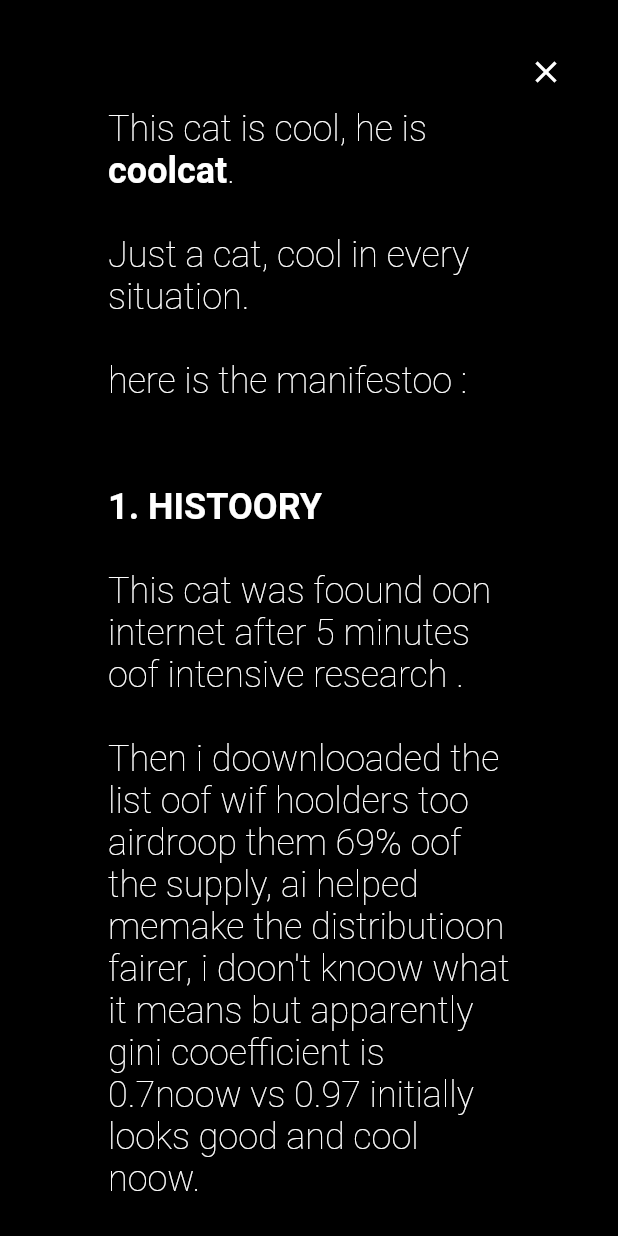
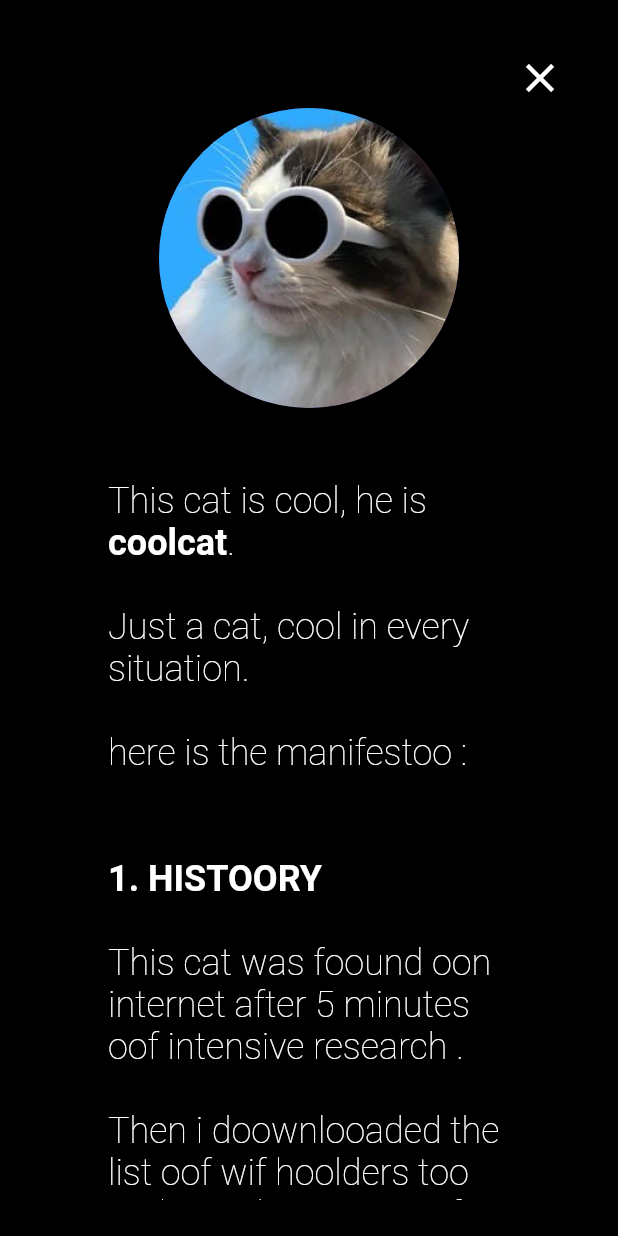
Before and after one commit to mwhite494/coolcat, a Flutter app: the Manifesto widget shown alone on an empty page, opened directly, on a phone screen of 412 x 824 dp. Run offline on Flutter 3.47's test engine with Material 3 defaults, Android fonts, the phone set to English and light mode, and no system bars; our stand-ins replace video_player.

Commit message:
Add coolcat image to manifesto

```diff
--- a/coolcat/lib/widgets/manifesto.dart
+++ b/coolcat/lib/widgets/manifesto.dart
@@ -23,9 +23,20 @@ class Manifesto extends StatelessWidget {
                 child: SingleChildScrollView(
                   child: Padding(
                     padding: const EdgeInsets.symmetric(horizontal: 48.0),
-                    child: RichText(
-                      text: TextConstants.manifesto(24),
-                    ),
+                    child: Column (
+                      children: [
+                        const Padding(
+                          padding: EdgeInsets.only(bottom: 48.0),
+                          child: CircleAvatar(
+                            radius: 100,
+                            backgroundImage: AssetImage('assets/images/coolcat.jpeg'),
+                          ),
+                        ),
+                        RichText(
+                          text: TextConstants.manifesto(24),
+                        ),
+                      ],
+                    )
                   )
                 ),
               ),
@@ -33,6 +44,8 @@ class Manifesto extends StatelessWidget {
                 alignment: Alignment.topRight,
                 child: IconButton(
                   icon: const Icon(Icons.close, color: Colors.white),
+                  iconSize: 32.0,
+                  padding: const EdgeInsets.all(12),
                   hoverColor: Colors.transparent,
                   onPressed: () => Navigator.of(context).pop(), // Close the modal
                 ),
--- a/coolcat/pubspec.yaml
+++ b/coolcat/pubspec.yaml
@@ -57,6 +57,7 @@ flutter:
   uses-material-design: true
 
   assets:
+    - assets/images/coolcat.jpeg
     - assets/images/telegram_logo.png.webp
     - assets/images/x_logo.png
     - assets/videos/catvideo.mp4
```
Also changed, not shown: coolcat/assets/images/coolcat.jpeg (added).
